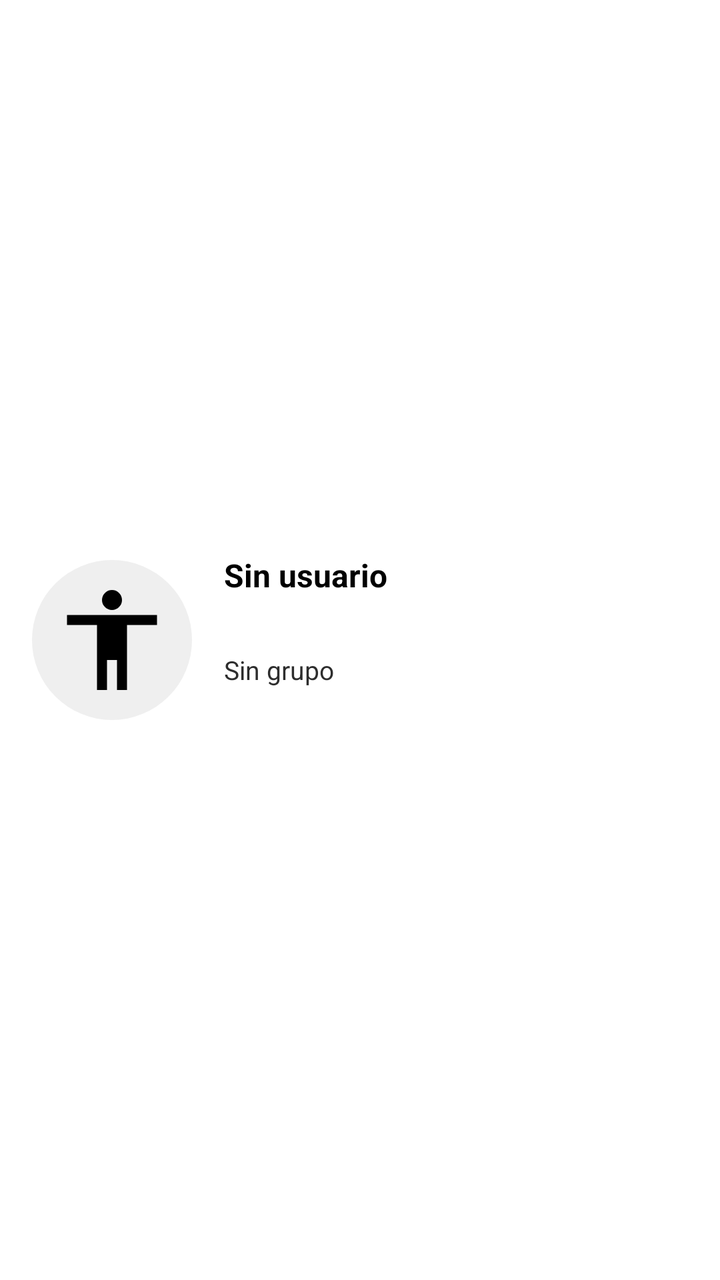
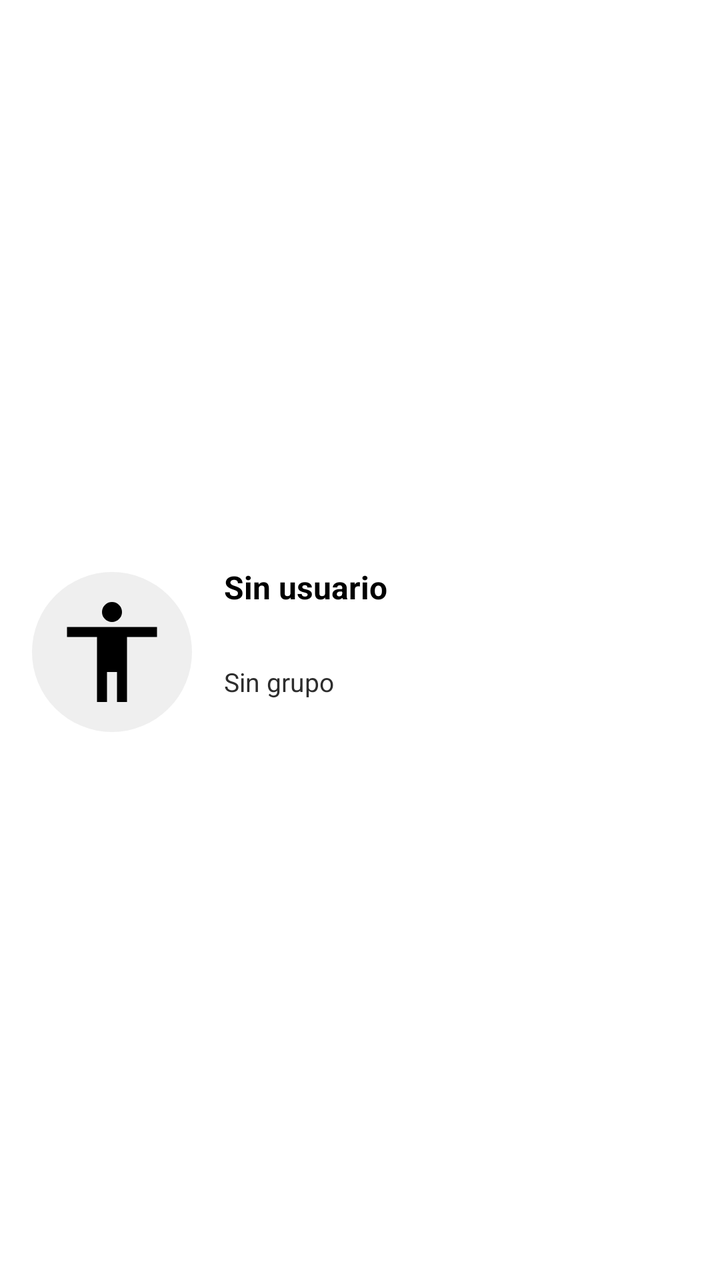

Two renders of the same Android screen: before a commit and after it. Below are the layout's source before the change and the commit's diff.
<!-- AndroidManifest.xml: application theme Theme.TFG -->
<!-- res/layout/nav_header_drawer.xml -->
<?xml version="1.0" encoding="utf-8"?>
<LinearLayout xmlns:android="http://schemas.android.com/apk/res/android"
    android:layout_width="match_parent"
    android:layout_height="wrap_content"
    android:background="@color/white"
    android:gravity="center_vertical"
    android:orientation="horizontal"
    android:paddingStart="16dp"
    android:paddingTop="24dp"
    android:paddingEnd="16dp"
    android:paddingBottom="24dp">

    <ImageView
        android:id="@+id/ivDrawerAvatar"
        android:layout_width="80dp"
        android:layout_height="80dp"
        android:background="@drawable/bg_drawer_avatar"
        android:contentDescription="@string/avatar_usuario"
        android:padding="10dp"
        android:scaleType="centerCrop"
        android:src="@drawable/perfil" />

    <LinearLayout
        android:layout_width="0dp"
        android:layout_height="wrap_content"
        android:layout_marginStart="16dp"
        android:layout_weight="1"
        android:orientation="vertical">

        <TextView
            android:id="@+id/tvDrawerNombre"
            android:layout_width="match_parent"
            android:layout_height="wrap_content"
            android:maxLines="1"
            android:ellipsize="end"
            android:text="@string/no_hay_usuario"
            android:textColor="@color/texto_principal"
            android:textSize="16sp"
            android:textStyle="bold" />

        <TextView
            android:id="@+id/tvDrawerEmail"
            android:layout_width="match_parent"
            android:layout_height="wrap_content"
            android:layout_marginTop="4dp"
            android:maxLines="1"
            android:ellipsize="end"
            android:text=""
            android:textColor="@color/texto_secundario"
            android:textSize="13sp" />

        <TextView
            android:id="@+id/tvDrawerGrupo"
            android:layout_width="match_parent"
            android:layout_height="wrap_content"
            android:layout_marginTop="6dp"
            android:maxLines="1"
            android:ellipsize="end"
            android:text="@string/drawer_pareja_sin_grupo"
            android:textColor="@color/texto_secundario"
            android:textSize="13sp" />

        <TextView
            android:id="@+id/tvDrawerRacha"
            android:layout_width="match_parent"
            android:layout_height="wrap_content"
            android:layout_marginTop="2dp"
            android:text=""
            android:textColor="@color/texto_secundario"
            android:textSize="13sp" />
    </LinearLayout>

</LinearLayout>
<!-- resources referenced by this layout -->
<resources>
  <color name="texto_principal">#000000</color>
  <color name="texto_secundario">#2D2D2D</color>
  <color name="white">#FFFFFF</color>
  <!-- drawable bg_drawer_avatar (drawable) -->
  <?xml version="1.0" encoding="utf-8"?>
  <shape xmlns:android="http://schemas.android.com/apk/res/android"
      android:shape="oval">
      <solid android:color="#EFEFEF" />
  </shape>
  <!-- drawable perfil (drawable) -->
  <vector xmlns:android="http://schemas.android.com/apk/res/android" android:height="24dp" android:tint="#000000" android:viewportHeight="960" android:viewportWidth="960" android:width="24dp">
        
      <path android:fillColor="@android:color/white" android:pathData="M423.5,216.5Q400,193 400,160Q400,127 423.5,103.5Q447,80 480,80Q513,80 536.5,103.5Q560,127 560,160Q560,193 536.5,216.5Q513,240 480,240Q447,240 423.5,216.5ZM360,880L360,360L120,360L120,280L840,280L840,360L600,360L600,880L520,880L520,640L440,640L440,880L360,880Z"/>
      
  </vector>
  <string name="avatar_usuario">Avatar de usuario</string>
  <string name="drawer_pareja_sin_grupo">Sin grupo</string>
  <string name="no_hay_usuario">Sin usuario</string>
  <style name="Theme.TFG" parent="Tema.TFG.Moderno" />
  <color name="primario">#000000</color>
  <color name="on_acento">#FFFFFF</color>
  <color name="fondo">#FFFFFF</color>
  <color name="superficie">#FFFFFF</color>
  <style name="Widget.TFG.Tarjeta" parent="Widget.MaterialComponents.CardView">
          <item name="cardCornerRadius">12dp</item>
          <item name="cardUseCompatPadding">true</item>
          <item name="cardElevation">4dp</item>
          <item name="cardBackgroundColor">@color/white</item>
          <item name="strokeColor">@color/divisor</item>
          <item name="strokeWidth">1dp</item>
      </style>
  <style name="Widget.TFG.EditText" parent="@style/Widget.MaterialComponents.TextInputEditText.OutlinedBox">
          <item name="android:textColor">@color/texto_principal</item>
          <item name="android:textColorHint">@color/gris</item>
          <item name="android:background">@drawable/bg_input_campo</item>
          <item name="android:padding">12dp</item>
      </style>
  <style name="TextAppearance.TFG.Cuerpo" parent="TextAppearance.MaterialComponents.Body1">
          <item name="android:textColor">@color/texto_secundario</item>
          <item name="android:textSize">14sp</item>
      </style>
  <style name="TextAppearance.TFG.Titulo" parent="TextAppearance.MaterialComponents.Headline6">
          <item name="android:textColor">@color/texto_principal</item>
          <item name="android:textStyle">bold</item>
          <item name="android:textSize">20sp</item>
      </style>
  <style name="Widget.TFG.BottomNav" parent="Widget.MaterialComponents.BottomNavigationView">
          <item name="android:minHeight">0dp</item>
          <item name="android:paddingTop">4dp</item>
          <item name="android:paddingBottom">4dp</item>
          <item name="itemPaddingTop">4dp</item>
          <item name="itemPaddingBottom">4dp</item>
          <item name="itemTextAppearanceActive">@style/TextAppearance.TFG.NavLabel</item>
          <item name="itemTextAppearanceInactive">@style/TextAppearance.TFG.NavLabel</item>
      </style>
  <color name="divisor">#E0E0E0</color>
  <color name="gris">#888888</color>
  <style name="TextAppearance.TFG.NavLabel" parent="TextAppearance.MaterialComponents.Caption">
          <item name="android:textSize">10sp</item>
      </style>
  <!-- unchanged entries left out for length: 2 -->
</resources>

<!-- the commit's change to res/layout/nav_header_drawer.xml (unified diff, before → after) -->
@@ -6,7 +6,7 @@
     android:gravity="center_vertical"
     android:orientation="horizontal"
     android:paddingStart="16dp"
-    android:paddingTop="24dp"
+    android:paddingTop="36dp"
     android:paddingEnd="16dp"
     android:paddingBottom="24dp">
 
